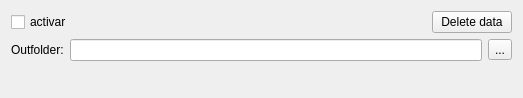
Qt form WidgetRegistroTP/widgetcnp.ui (tonilogar/ToolsPcot) before a commit.
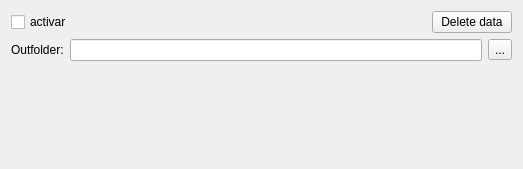
The same form after that commit.

Diff of the .ui file:
```diff
--- a/WidgetRegistroTP/widgetcnp.ui
+++ b/WidgetRegistroTP/widgetcnp.ui
@@ -7,7 +7,7 @@
     <x>0</x>
     <y>0</y>
     <width>523</width>
-    <height>98</height>
+    <height>169</height>
    </rect>
   </property>
   <property name="windowTitle">
```
